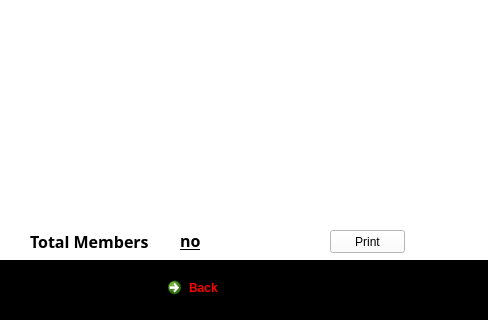
AfroProgrammer254/DB, file members.ui: the form before one commit; both pictures show x 0 to 488 and y 290 to 610 of the 488 by 610 pixel window.
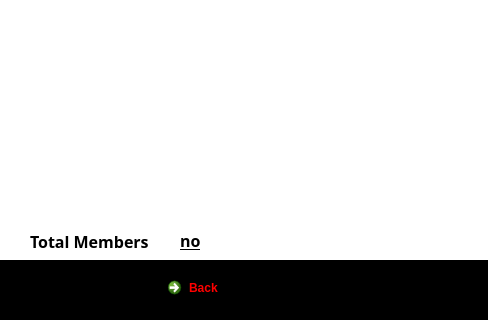
The form after the commit. Icons and pictures are not drawn.

What changed in the file:
```diff
--- a/members.ui
+++ b/members.ui
@@ -10,6 +10,12 @@
     <height>610</height>
    </rect>
   </property>
+  <property name="minimumSize">
+   <size>
+    <width>488</width>
+    <height>610</height>
+   </size>
+  </property>
   <property name="maximumSize">
    <size>
     <width>488</width>
@@ -189,19 +195,6 @@
     <string>no</string>
    </property>
   </widget>
-  <widget class="QPushButton" name="pushButton">
-   <property name="geometry">
-    <rect>
-     <x>330</x>
-     <y>520</y>
-     <width>75</width>
-     <height>23</height>
-    </rect>
-   </property>
-   <property name="text">
-    <string>Print</string>
-   </property>
-  </widget>
  </widget>
  <resources>
   <include location="Resources.qrc"/>
```
